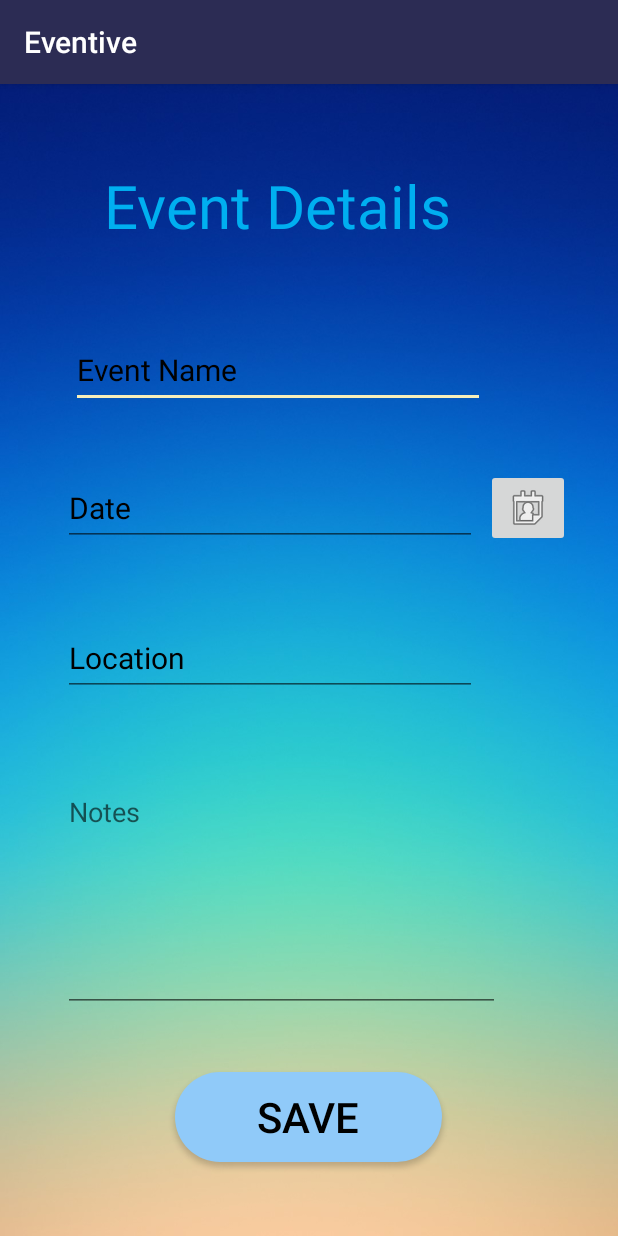
After one commit to VisnaOshani/Eventive_App, an Android app: the event_details screen opened directly, with no data from a screen before it, on a phone screen of 412 x 824 dp. The commit adds this screen. Run offline under Robolectric (Android 15) with nearby library versions, the phone set to English and light mode, and no system bars.

Commit message:
event_det_background

```diff
--- a/app/src/main/AndroidManifest.xml
+++ b/app/src/main/AndroidManifest.xml
@@ -9,6 +9,7 @@
         android:roundIcon="@mipmap/ic_launcher_round"
         android:supportsRtl="true"
         android:theme="@style/AppTheme">
+        <activity android:name=".event_details"></activity>
         <activity android:name=".Splash_Activity">
             <intent-filter>
                 <action android:name="android.intent.action.MAIN" />
@@ -21,9 +22,7 @@
         <activity android:name=".Add_Budgets" />
         <activity android:name=".Budget_Details" />
         <activity android:name=".Login" />
-        <activity android:name=".MainActivity">
-
-        </activity>
+        <activity android:name=".MainActivity"></activity>
     </application>
 
 </manifest>
--- a/app/src/main/java/com/example/eventive/Add_events.java
+++ b/app/src/main/java/com/example/eventive/Add_events.java
@@ -18,4 +18,9 @@ public class Add_events extends AppCompatActivity {
         Intent intent = new Intent(Add_events.this,Home.class);
         startActivity(intent);
     }
+
+    public void addEvents(View view){
+        Intent intent = new Intent(Add_events.this,event_details.class);
+        startActivity(intent);
+    }
 }
--- /dev/null
+++ b/app/src/main/java/com/example/eventive/event_details.java
@@ -0,0 +1,22 @@
+package com.example.eventive;
+
+import androidx.appcompat.app.AppCompatActivity;
+
+import android.content.Intent;
+import android.os.Bundle;
+import android.view.View;
+
+public class event_details extends AppCompatActivity {
+
+    @Override
+    protected void onCreate(Bundle savedInstanceState) {
+        super.onCreate(savedInstanceState);
+        setContentView(R.layout.activity_event_details);
+    }
+
+    public void saveEVENT(View view){
+        Intent intent = new Intent(event_details.this,Add_events.class);
+        startActivity(intent);
+    }
+
+}
--- a/app/src/main/res/layout/activity_add_events.xml
+++ b/app/src/main/res/layout/activity_add_events.xml
@@ -15,6 +15,7 @@
         android:layout_marginTop="8dp"
         android:layout_marginEnd="8dp"
         android:layout_marginBottom="8dp"
+        android:onClick="addEvents"
         app:layout_constraintBottom_toBottomOf="parent"
         app:layout_constraintEnd_toEndOf="parent"
         app:layout_constraintHorizontal_bias="0.935"
@@ -51,8 +52,8 @@
         android:layout_marginEnd="8dp"
         android:layout_marginBottom="8dp"
         android:text="@string/banner4"
+        android:textColor="#00AFF0"
         android:textAlignment="center"
-        android:textColor="@android:color/white"
         android:textSize="30sp"
         android:textStyle="bold"
         app:layout_constraintBottom_toBottomOf="parent"
--- /dev/null
+++ b/app/src/main/res/layout/activity_event_details.xml
@@ -0,0 +1,145 @@
+<?xml version="1.0" encoding="utf-8"?>
+<androidx.constraintlayout.widget.ConstraintLayout xmlns:android="http://schemas.android.com/apk/res/android"
+    xmlns:app="http://schemas.android.com/apk/res-auto"
+    xmlns:tools="http://schemas.android.com/tools"
+    android:layout_width="match_parent"
+    android:layout_height="match_parent"
+    android:background="@drawable/background"
+    tools:context=".event_details">
+
+    <Button
+        android:id="@+id/button"
+        android:layout_width="178dp"
+        android:layout_height="60dp"
+        android:layout_marginStart="8dp"
+        android:layout_marginTop="8dp"
+        android:layout_marginEnd="8dp"
+        android:layout_marginBottom="8dp"
+        android:background="@drawable/imgbtn_curve"
+        android:elevation="30dp"
+        android:onClick="saveEVENT"
+        android:text="@string/saveV"
+        android:textColor="@android:color/black"
+        android:textSize="28sp"
+        app:layout_constraintBottom_toBottomOf="parent"
+        app:layout_constraintEnd_toEndOf="parent"
+        app:layout_constraintHorizontal_bias="0.497"
+        app:layout_constraintStart_toStartOf="parent"
+        app:layout_constraintTop_toTopOf="parent"
+        app:layout_constraintVertical_bias="0.94" />
+
+    <EditText
+        android:id="@+id/nameV4"
+        android:layout_width="276dp"
+        android:layout_height="50dp"
+        android:layout_marginStart="8dp"
+        android:layout_marginTop="8dp"
+        android:layout_marginEnd="8dp"
+        android:layout_marginBottom="8dp"
+        android:ems="10"
+        android:hint="Event Name"
+        android:inputType="textPersonName"
+        android:textColorHint="@android:color/black"
+        android:textSize="20sp"
+        app:layout_constraintBottom_toBottomOf="parent"
+        app:layout_constraintEnd_toEndOf="parent"
+        app:layout_constraintHorizontal_bias="0.327"
+        app:layout_constraintStart_toStartOf="parent"
+        app:layout_constraintTop_toTopOf="parent"
+        app:layout_constraintVertical_bias="0.225"
+        tools:text="@string/nameV" />
+
+    <EditText
+        android:id="@+id/nameV3"
+        android:layout_width="276dp"
+        android:layout_height="50dp"
+        android:layout_marginStart="8dp"
+        android:layout_marginTop="8dp"
+        android:layout_marginEnd="8dp"
+        android:layout_marginBottom="8dp"
+        android:ems="10"
+        android:hint="Date"
+        android:inputType="textPersonName"
+        android:textColorHint="@android:color/black"
+        android:textSize="20sp"
+        app:layout_constraintBottom_toBottomOf="parent"
+        app:layout_constraintEnd_toEndOf="parent"
+        app:layout_constraintHorizontal_bias="0.285"
+        app:layout_constraintStart_toStartOf="parent"
+        app:layout_constraintTop_toTopOf="parent"
+        app:layout_constraintVertical_bias="0.356"
+        tools:text="@string/nameV" />
+
+    <EditText
+        android:id="@+id/nameV2"
+        android:layout_width="276dp"
+        android:layout_height="50dp"
+        android:layout_marginStart="8dp"
+        android:layout_marginTop="8dp"
+        android:layout_marginEnd="8dp"
+        android:layout_marginBottom="8dp"
+        android:ems="10"
+        android:hint="Location"
+        android:inputType="textPersonName"
+        android:textColorHint="@android:color/black"
+        android:textSize="20sp"
+        app:layout_constraintBottom_toBottomOf="parent"
+        app:layout_constraintEnd_toEndOf="parent"
+        app:layout_constraintHorizontal_bias="0.285"
+        app:layout_constraintStart_toStartOf="parent"
+        app:layout_constraintTop_toTopOf="parent"
+        app:layout_constraintVertical_bias="0.499"
+        tools:text="@string/nameV" />
+
+    <TextView
+        android:id="@+id/textView"
+        android:layout_width="272dp"
+        android:layout_height="59dp"
+        android:layout_marginStart="8dp"
+        android:layout_marginTop="8dp"
+        android:layout_marginEnd="8dp"
+        android:text="Event Details"
+        android:textColor="#00AFF0"
+        android:textSize="40sp"
+        app:layout_constraintBottom_toBottomOf="parent"
+        app:layout_constraintEnd_toEndOf="parent"
+        app:layout_constraintHorizontal_bias="0.495"
+        app:layout_constraintStart_toStartOf="parent"
+        app:layout_constraintTop_toTopOf="parent"
+        app:layout_constraintVertical_bias="0.066" />
+
+    <EditText
+        android:id="@+id/editText5"
+        android:layout_width="291dp"
+        android:layout_height="156dp"
+        android:layout_marginStart="8dp"
+        android:layout_marginTop="8dp"
+        android:layout_marginEnd="8dp"
+        android:layout_marginBottom="8dp"
+        android:ems="10"
+        android:gravity="start|top"
+        android:hint="Notes"
+        android:inputType="textMultiLine"
+        app:layout_constraintBottom_toBottomOf="parent"
+        app:layout_constraintEnd_toEndOf="parent"
+        app:layout_constraintHorizontal_bias="0.326"
+        app:layout_constraintStart_toStartOf="parent"
+        app:layout_constraintTop_toTopOf="parent"
+        app:layout_constraintVertical_bias="0.763" />
+
+    <ImageButton
+        android:id="@+id/imageButton"
+        android:layout_width="wrap_content"
+        android:layout_height="wrap_content"
+        android:layout_marginStart="8dp"
+        android:layout_marginTop="8dp"
+        android:layout_marginEnd="8dp"
+        android:layout_marginBottom="8dp"
+        app:layout_constraintBottom_toBottomOf="parent"
+        app:layout_constraintEnd_toEndOf="parent"
+        app:layout_constraintHorizontal_bias="0.929"
+        app:layout_constraintStart_toStartOf="parent"
+        app:layout_constraintTop_toTopOf="parent"
+        app:layout_constraintVertical_bias="0.355"
+        app:srcCompat="@android:drawable/ic_menu_my_calendar" />
+</androidx.constraintlayout.widget.ConstraintLayout>
--- a/app/src/main/res/values/strings.xml
+++ b/app/src/main/res/values/strings.xml
@@ -12,7 +12,6 @@
 
     <string name="banner4">Event List</string>
     <string name="splashView"> WELCOME TO EVENTIVE</string>
-
 
 
     <string name="category_drop_down">Choose a category</string>
```
